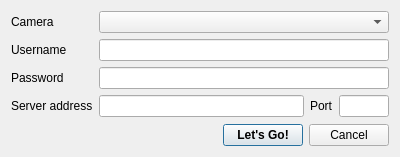
Above: projects/qts3videoclient/src/startupwidget.ui from mfreiholz/ts3video before the change. Below: the same form after it.
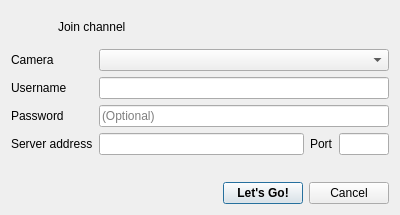
That is the form after the change. Icons and pictures are not drawn.

Commit message: Store and restore last selected camera in startup dialog.

Diff of the .ui file:
```diff
--- a/projects/qts3videoclient/src/startupwidget.ui
+++ b/projects/qts3videoclient/src/startupwidget.ui
@@ -7,7 +7,7 @@
     <x>0</x>
     <y>0</y>
     <width>400</width>
-    <height>157</height>
+    <height>215</height>
    </rect>
   </property>
   <property name="minimumSize">
@@ -17,6 +17,38 @@
    </size>
   </property>
   <layout class="QVBoxLayout" name="verticalLayout">
+   <item>
+    <widget class="QFrame" name="captionFrame">
+     <layout class="QHBoxLayout" name="horizontalLayout_4">
+      <item>
+       <widget class="QLabel" name="label_3">
+        <property name="maximumSize">
+         <size>
+          <width>32</width>
+          <height>32</height>
+         </size>
+        </property>
+        <property name="text">
+         <string/>
+        </property>
+        <property name="pixmap">
+         <pixmap resource="../res/res.qrc">:/ic_public_black_48dp.png</pixmap>
+        </property>
+        <property name="scaledContents">
+         <bool>true</bool>
+        </property>
+       </widget>
+      </item>
+      <item>
+       <widget class="QLabel" name="captionLabel">
+        <property name="text">
+         <string>Join channel</string>
+        </property>
+       </widget>
+      </item>
+     </layout>
+    </widget>
+   </item>
    <item>
     <layout class="QFormLayout" name="formLayout">
      <item row="0" column="0">
@@ -86,6 +118,9 @@
        <property name="echoMode">
         <enum>QLineEdit::Password</enum>
        </property>
+       <property name="placeholderText">
+        <string>(Optional)</string>
+       </property>
       </widget>
      </item>
     </layout>
```
Left out of the diff: 4 changed lines with no effect on the pictures. The commit also changes 3 other files.
